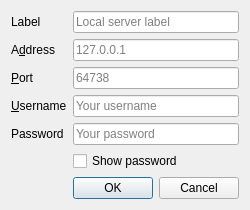
Old version of the form src/mumble/ConnectDialogEdit.ui in the repository mumble-voip/mumble.
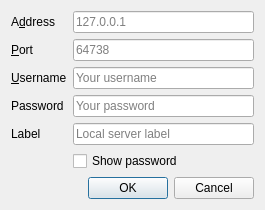
New version of the form.

Commit message:
Move label to bottom of connect dialog and default it to hostname
This patch improves the usability of the connect dialog by
moving the server label to the bottom of the dialog and making
it track the hostname. This way the user gets a sensible default
while also being able to manually edit it afterwards.

Once the user edits the label it is seen as custom and will no
longer track the server address until the label field is
manually cleared by the user.

Diff of the .ui file:
```diff
--- a/src/mumble/ConnectDialogEdit.ui
+++ b/src/mumble/ConnectDialogEdit.ui
@@ -6,8 +6,8 @@
    <rect>
     <x>0</x>
     <y>0</y>
-    <width>243</width>
-    <height>194</height>
+    <width>265</width>
+    <height>197</height>
    </rect>
   </property>
   <property name="sizePolicy">
@@ -20,30 +20,6 @@
    <string>Edit Server</string>
   </property>
   <layout class="QGridLayout" name="gridLayout">
-   <item row="0" column="0">
-    <widget class="QLabel" name="qliName">
-     <property name="text">
-      <string>Label</string>
-     </property>
-     <property name="buddy">
-      <cstring>qleName</cstring>
-     </property>
-    </widget>
-   </item>
-   <item row="0" column="1">
-    <widget class="QLineEdit" name="qleName">
-     <property name="toolTip">
-      <string>Name of the server</string>
-     </property>
-     <property name="whatsThis">
-      <string>&lt;b&gt;Label&lt;/b&gt;&lt;br/&gt;
-Label of the server. This is what the server will be named like in your server list and can be chosen freely.</string>
-     </property>
-     <property name="placeholderText">
-      <string>Local server label</string>
-     </property>
-    </widget>
-   </item>
    <item row="1" column="0">
     <widget class="QLabel" name="qliServer">
      <property name="text">
@@ -92,7 +68,7 @@
      </property>
     </widget>
    </item>
-   <item row="3" column="0">
+   <item row="4" column="0">
     <widget class="QLabel" name="qliUsername">
      <property name="text">
       <string>&amp;Username</string>
@@ -102,7 +78,14 @@
      </property>
     </widget>
    </item>
-   <item row="3" column="1">
+   <item row="5" column="0">
+    <widget class="QLabel" name="qliPassword">
+     <property name="text">
+      <string>Password</string>
+     </property>
+    </widget>
+   </item>
+   <item row="4" column="1">
     <widget class="QLineEdit" name="qleUsername">
      <property name="toolTip">
       <string>Username to send to the server</string>
@@ -116,21 +99,14 @@
      </property>
     </widget>
    </item>
-   <item row="6" column="1">
+   <item row="8" column="1">
     <widget class="QDialogButtonBox" name="qdbbButtonBox">
      <property name="standardButtons">
       <set>QDialogButtonBox::Cancel|QDialogButtonBox::Ok</set>
      </property>
     </widget>
    </item>
-   <item row="4" column="0">
-    <widget class="QLabel" name="qliPassword">
-     <property name="text">
-      <string>Password</string>
-     </property>
-    </widget>
-   </item>
-   <item row="4" column="1">
+   <item row="5" column="1">
     <widget class="QLineEdit" name="qlePassword">
      <property name="toolTip">
       <string>Password to send to the server</string>
@@ -144,7 +120,7 @@
      </property>
     </widget>
    </item>
-   <item row="5" column="1">
+   <item row="7" column="1">
     <widget class="QCheckBox" name="qcbShowPassword">
      <property name="toolTip">
       <string/>
@@ -154,6 +130,30 @@
      </property>
     </widget>
    </item>
+   <item row="6" column="0">
+    <widget class="QLabel" name="qliName">
+     <property name="text">
+      <string>Label</string>
+     </property>
+     <property name="buddy">
+      <cstring>qleName</cstring>
+     </property>
+    </widget>
+   </item>
+   <item row="6" column="1">
+    <widget class="QLineEdit" name="qleName">
+     <property name="toolTip">
+      <string>Name of the server</string>
+     </property>
+     <property name="whatsThis">
+      <string>&lt;b&gt;Label&lt;/b&gt;&lt;br/&gt;
+Label of the server. This is what the server will be named like in your server list and can be chosen freely.</string>
+     </property>
+     <property name="placeholderText">
+      <string>Local server label</string>
+     </property>
+    </widget>
+   </item>
   </layout>
  </widget>
  <tabstops>
```
Left out of the diff: 2 changed lines with no effect on the pictures. The commit also changes 2 other files.
